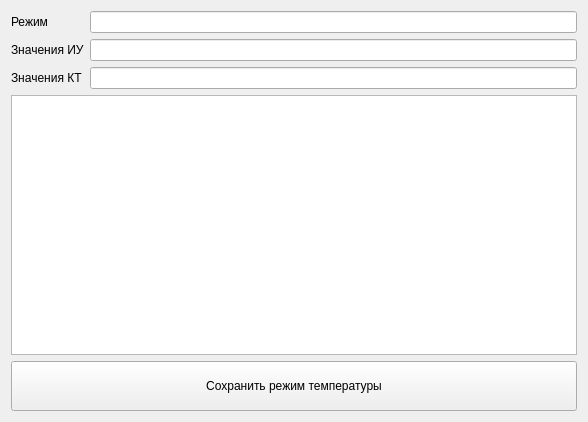
Above: src/tmode.ui from sancau/easytest2 before the change. Below: the same form after it.
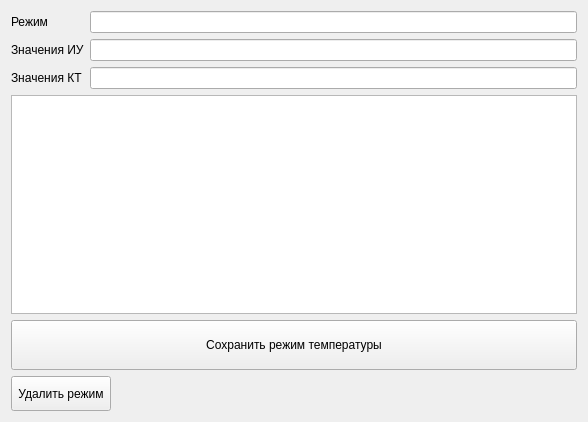
That is the form after the change.

Commit message:
iter: tmode tab implemented
next: hmode tab

Patch:
```diff
--- a/src/tmode.ui
+++ b/src/tmode.ui
@@ -77,6 +77,25 @@
      </property>
     </widget>
    </item>
+   <item>
+    <widget class="QPushButton" name="remove">
+     <property name="minimumSize">
+      <size>
+       <width>0</width>
+       <height>35</height>
+      </size>
+     </property>
+     <property name="maximumSize">
+      <size>
+       <width>100</width>
+       <height>16777215</height>
+      </size>
+     </property>
+     <property name="text">
+      <string>Удалить режим</string>
+     </property>
+    </widget>
+   </item>
   </layout>
  </widget>
  <resources/>
```
The commit also changes 3 other files.
